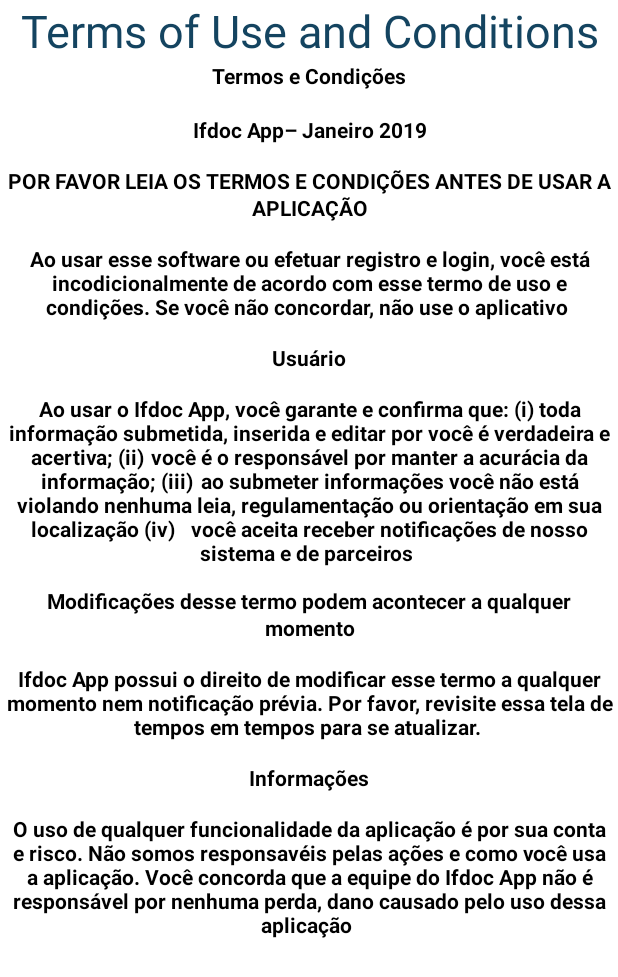
After one commit to lluzalves/docApp, an Android app: the TermsAndConditionsFragment screen opened through its navigation route, on a phone screen of 412 x 824 dp. The commit adds this screen. Shown: the top 977 px of the screen. Run offline under Robolectric (Android 15) with nearby library versions, the phone set to English and light mode, and no system bars; our stand-ins replace RxJava.

Commit message:
Add Terms of Use fragment

```diff
--- a/app/src/main/java/com/app/daniel/ifdoc/ui/user/auth/AuthFragment.kt
+++ b/app/src/main/java/com/app/daniel/ifdoc/ui/user/auth/AuthFragment.kt
@@ -35,13 +35,14 @@ class AuthFragment : BaseFragment(), MvpAuthView, View.OnClickListener {
     override fun onViewCreated(view: View, savedInstanceState: Bundle?) {
         super.onViewCreated(view, savedInstanceState)
         if (isTokenStored()) {
-            showHome()
+            Navigation.findNavController(view).navigate(R.id.documentsFragment)
         } else {
             context?.let { checkNetwork(it) }
         }
         checkConnection.setOnClickListener(this)
         noAccount.setOnClickListener(this)
         startLogin.setOnClickListener(this)
+        terms.setOnClickListener(this)
     }
 
     private fun isTokenStored(): Boolean {
@@ -90,7 +91,8 @@ class AuthFragment : BaseFragment(), MvpAuthView, View.OnClickListener {
     override fun onClick(view: View) {
         when (view) {
             checkConnection -> checkNetwork(view.context)
-            noAccount -> showSignUp()
+            noAccount -> nextScreen(R.id.registerFragment)
+            terms -> nextScreen(R.id.termsAndConditionsFragment)
             startLogin -> {
                 val inputMethodManager = activity?.getSystemService(Activity.INPUT_METHOD_SERVICE) as InputMethodManager
                 inputMethodManager.hideSoftInputFromWindow(view.windowToken, 0)
@@ -99,14 +101,6 @@ class AuthFragment : BaseFragment(), MvpAuthView, View.OnClickListener {
         }
     }
 
-    override fun showSignUp() {
-        view?.let { Navigation.findNavController(it).navigate(R.id.registerFragment) }
-    }
-
-    override fun showHome() {
-        view?.let { Navigation.findNavController(it).navigate(R.id.documentsFragment) }
-    }
-
     override fun showRecoverPassword() {
         TODO("not implemented") //To change body of created functions use File | Settings | File Templates.
     }
--- a/app/src/main/java/com/app/daniel/ifdoc/ui/user/auth/AuthPresenter.kt
+++ b/app/src/main/java/com/app/daniel/ifdoc/ui/user/auth/AuthPresenter.kt
@@ -1,6 +1,8 @@
 package com.app.daniel.ifdoc.ui.user.auth
 
 
+import androidx.navigation.Navigation
+import com.app.daniel.ifdoc.R
 import com.app.daniel.ifdoc.commons.base.BasePresenter
 import com.app.daniel.ifdoc.commons.network.OkHttpFactory
 import com.app.daniel.ifdoc.commons.network.RetrofitFactory
@@ -33,9 +35,8 @@ class AuthPresenter : BasePresenter<MvpAuthView>() {
                     override fun onSuccess(response: ResponseEntity) {
                         mMvpView?.dismissRequestDialog()
                         mvpView?.storeToken(response.token)
-                        mMvpView?.showHome()
+                        mvpView?.nextScreen(R.id.authFragment)
                     }
-
                     override fun onSubscribe(d: Disposable) {
 
                     }
--- a/app/src/main/java/com/app/daniel/ifdoc/ui/user/auth/MvpAuthView.kt
+++ b/app/src/main/java/com/app/daniel/ifdoc/ui/user/auth/MvpAuthView.kt
@@ -5,8 +5,6 @@ import com.app.daniel.ifdoc.commons.base.MvpView
 interface MvpAuthView : MvpView{
 
     fun showLogin(isInternetAvailable : Boolean)
-    fun showSignUp()
-    fun showHome()
     fun storeToken(token: String)
     fun showRecoverPassword()
 }
--- /dev/null
+++ b/app/src/main/java/com/app/daniel/ifdoc/ui/user/termsofuse/TermsAndConditionsFragment.kt
@@ -0,0 +1,40 @@
+package com.app.daniel.ifdoc.ui.user.termsofuse
+
+
+import android.os.Bundle
+import android.text.Html
+import android.view.LayoutInflater
+import android.view.View
+import android.view.ViewGroup
+import androidx.fragment.app.Fragment
+import com.app.daniel.ifdoc.R
+import kotlinx.android.synthetic.main.fragment_terms_and_conditions.*
+
+
+class TermsAndConditionsFragment : Fragment() {
+
+
+    override fun onCreateView(inflater: LayoutInflater, container: ViewGroup?,
+                              savedInstanceState: Bundle?): View? {
+        return inflater.inflate(R.layout.fragment_terms_and_conditions, container, false)
+    }
+
+    override fun onViewCreated(view: View, savedInstanceState: Bundle?) {
+        super.onViewCreated(view, savedInstanceState)
+        termsAndConditions.text = Html.fromHtml("<p><b>Termos e Condições<p><b>\n" +
+                "<p><b>Ifdoc App–  Janeiro 2019<p></b>\n" +
+                "<p><b>POR FAVOR LEIA OS TERMOS E CONDIÇÕES ANTES DE USAR A APLICAÇÃO<p></b>\n" +
+                "Ao usar esse software ou efetuar registro e login, você está incodicionalmente de acordo com esse termo de uso e condições. Se você não concordar, não use o aplicativo\n" +
+                "<p><b>Usuário<p></b>\n" +
+                "Ao usar o Ifdoc App, você garante e confirma que:\n" +
+                "(i)\ttoda informação submetida, inserida e editar por você é verdadeira e acertiva; \n" +
+                "(ii)\tvocê é o responsável por manter a acurácia da informação; \n" +
+                "(iii)\tao submeter informações você não está violando nenhuma leia, regulamentação ou orientação em sua localização \n" +
+                "(iv)\tvocê aceita receber notificações de nosso sistema e de parceiros\n" +
+                "<p><b>Modificações desse termo podem acontecer a qualquer momento<p><b>\n" +
+                "Ifdoc App possui o direito de modificar esse termo a qualquer momento nem notificação prévia. Por favor, revisite essa tela de tempos em tempos para se atualizar.\n" +
+                "<p><b>Informações<p></b>\n" +
+                "O uso de qualquer funcionalidade da aplicação é por sua conta e risco. Não somos responsavéis pelas ações e como você usa a aplicação.\n" +
+                "Você concorda que a equipe do Ifdoc App não é responsável por nenhuma perda, dano causado pelo uso dessa aplicação\n")
+    }
+}
--- /dev/null
+++ b/app/src/main/res/layout/fragment_terms_and_conditions.xml
@@ -0,0 +1,28 @@
+<?xml version="1.0" encoding="utf-8"?>
+<LinearLayout xmlns:android="http://schemas.android.com/apk/res/android"
+    android:orientation="vertical"
+    android:layout_width="match_parent"
+    android:background="@color/colorPrimary"
+    android:layout_height="match_parent">
+    <TextView
+        android:layout_width="match_parent"
+        android:layout_height="wrap_content"
+        android:textSize="@dimen/activity_text_title_size"
+        android:textColor="@color/color_app_blue"
+        android:gravity="center"
+        android:text="@string/app_name_term"/>
+
+    <ScrollView
+        android:layout_width="match_parent"
+        android:layout_height="wrap_content">
+
+        <TextView
+            android:id="@+id/termsAndConditions"
+            android:layout_width="match_parent"
+            android:layout_height="wrap_content"
+            android:textColor="@android:color/black"
+            android:gravity="center" />
+
+    </ScrollView>
+
+</LinearLayout>
--- a/app/src/main/res/navigation/navigation.xml
+++ b/app/src/main/res/navigation/navigation.xml
@@ -16,6 +16,9 @@
         <action
             android:id="@+id/action_authFragment_to_documentsFragment"
             app:destination="@id/documentsFragment" />
+        <action
+            android:id="@+id/action_authFragment_to_termsAndConditionsFragment"
+            app:destination="@id/termsAndConditionsFragment" />
     </fragment>
     <fragment
         android:id="@+id/registerFragment"
@@ -53,4 +56,12 @@
             android:id="@+id/action_addDocumentFragment_to_documentsFragment"
             app:destination="@id/documentsFragment" />
     </fragment>
+    <fragment
+        android:id="@+id/termsAndConditionsFragment"
+        android:name="com.app.daniel.ifdoc.ui.user.termsofuse.TermsAndConditionsFragment"
+        android:label="TermsAndConditionsFragment" >
+        <action
+            android:id="@+id/action_termsAndConditionsFragment_to_authFragment"
+            app:destination="@id/authFragment" />
+    </fragment>
 </navigation>
--- a/app/src/main/res/values/strings.xml
+++ b/app/src/main/res/values/strings.xml
@@ -48,4 +48,7 @@
     <string name="delete">Delete</string>
     <string name="unable_to_delete">This document is already validated, unable to delete</string>
     <string name="edit_document">Editar documento</string>
+    <string name="app_name_terms">Terms of Use</string>
+    <string name="app_name_term">Terms of Use and Conditions</string>
+    <string name="terms_info">By sign in you accept our Terms and Conditions</string>
 </resources>
```
Also changed, not shown: 2 other files.
